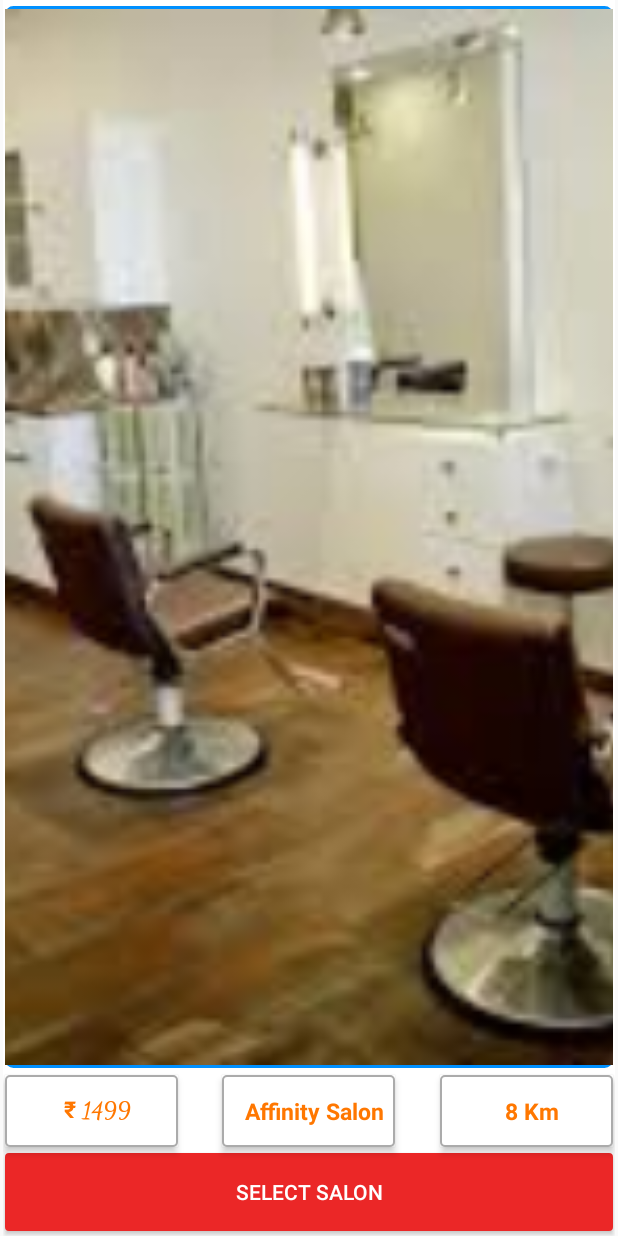
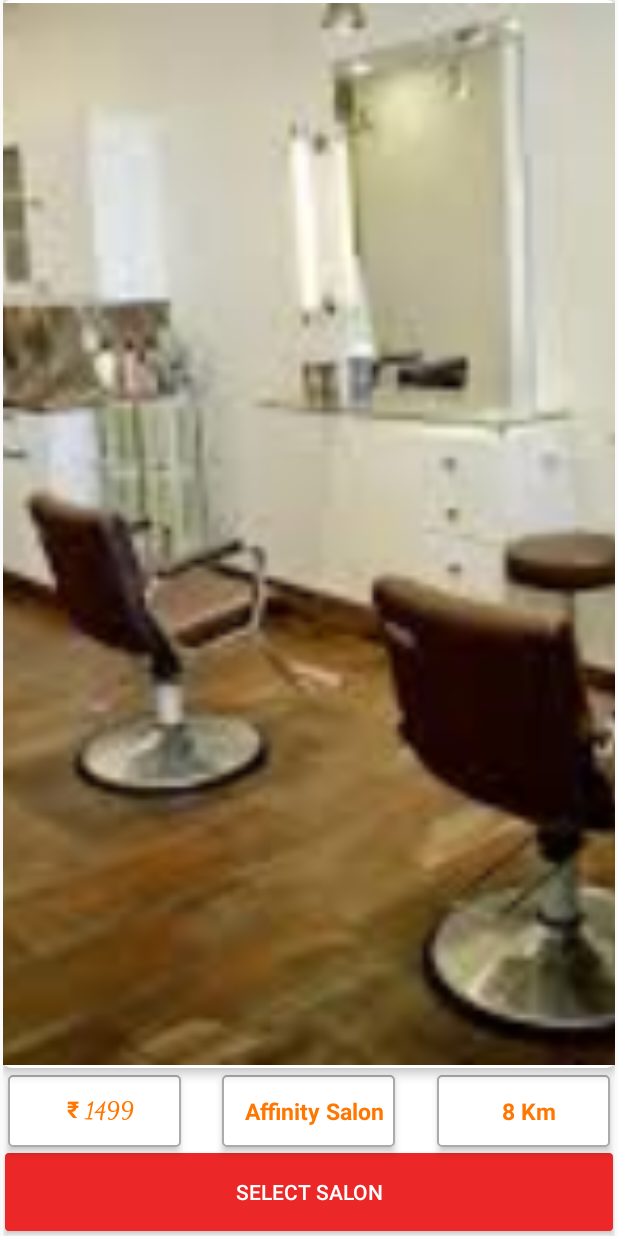
Before and after one commit to saurabhjn76/Dotz-Exp, an Android app: the layout item_salon_card.xml on its own in the app's theme, with its tools: preview values and no code run, on a phone screen of 412 x 824 dp. Run offline under Robolectric (Android 15) with nearby library versions, the phone set to English and light mode, and no system bars.

```diff
--- a/app/src/main/res/drawable/border_rectangular.xml
+++ b/app/src/main/res/drawable/border_rectangular.xml
@@ -6,7 +6,8 @@
 
     <stroke
         android:width="3dp"
-        android:color="#0090ff" />
+        android:color="#ffffff" />
+    <solid android:color="#ffffff" />
 
     <corners android:radius="4dp" />
 
--- a/app/src/main/res/layout/activity_salon_lists.xml
+++ b/app/src/main/res/layout/activity_salon_lists.xml
@@ -6,11 +6,13 @@
     android:layout_height="match_parent"
     android:background="#eeeeee"
     android:fitsSystemWindows="true"
+    android:animateLayoutChanges="true"
     tools:context="com.orca.dotz.activities.SalonLists">
 
     <android.support.design.widget.AppBarLayout
         android:layout_width="match_parent"
         android:layout_height="wrap_content"
+        android:animateLayoutChanges="true"
         android:theme="@style/AppTheme.AppBarOverlay">
 
         <android.support.v7.widget.Toolbar
--- a/app/src/main/res/layout/item_salon_card.xml
+++ b/app/src/main/res/layout/item_salon_card.xml
@@ -8,7 +8,7 @@
         android:id="@+id/vg_cover"
         android:layout_width="match_parent"
         android:layout_height="match_parent"
-        android:background="#FFFFFF"
+        android:background="@drawable/border_rectangular"
         android:layout_centerInParent="true"
         android:layout_marginLeft="2dp"
         android:layout_marginRight="2dp">
@@ -19,10 +19,7 @@
                 android:id="@+id/image"
                 android:layout_width="match_parent"
                 android:layout_height="match_parent"
-                android:layout_marginLeft="1dp"
-                android:layout_marginRight="1dp"
                 android:padding="2dp"
-                android:layout_marginTop="4dp"
                 android:elevation="4dp"
                 android:layout_marginBottom="112dp"
                 android:background="@drawable/border_rectangular"
@@ -85,7 +82,7 @@
                 android:layout_height="48dp"
                 android:layout_marginBottom="59dp"
                 android:layout_alignParentBottom="true"
-                android:layout_marginLeft="1dp"
+                android:layout_marginLeft="3dp"
                 android:fontFamily="cursive"
                 android:background="@drawable/solid_rectangle_price"
                 android:gravity="center"
@@ -125,7 +122,7 @@
                 android:layout_marginTop="2dp"
                 android:background="@drawable/solid_rectangle_price"
                 android:gravity="center"
-                android:layout_marginRight="1dp"
+                android:layout_marginRight="3dp"
                 android:paddingLeft="8dp"
                 android:elevation="3dp"
                 android:text="8 Km"
--- a/app/src/main/res/values/colors.xml
+++ b/app/src/main/res/values/colors.xml
@@ -1,8 +1,8 @@
 <?xml version="1.0" encoding="utf-8"?>
 
 <resources>
-    <color name="primary">#FFFFFF</color>
-    <color name="primary_dark">#7B1FA2</color>
+    <color name="primary">#3399FF</color>
+    <color name="primary_dark">#236bb2</color>
     <color name="primary_light">#E1BEE7</color>
     <color name="accent2">#9c27b0</color>
     <color name="accent3">#BA68C8</color>
```
Also changed, not shown: app/src/main/java/com/orca/dotz/activities/SalonLists.java (+102 -3 lines), app/src/main/java/com/orca/dotz/customviews/VerticalViewPager.java (+11 -16 lines), app/src/main/res/menu/menu_list.xml (+22 -3 lines).
